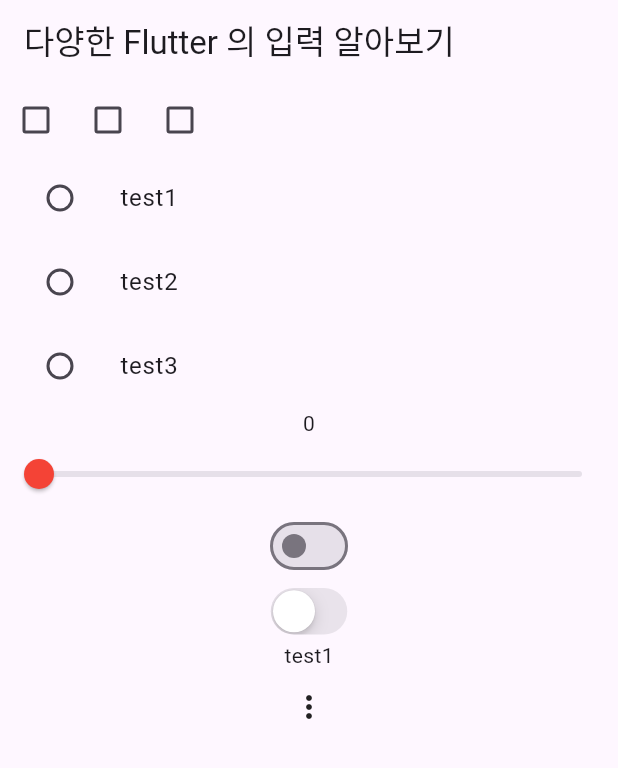
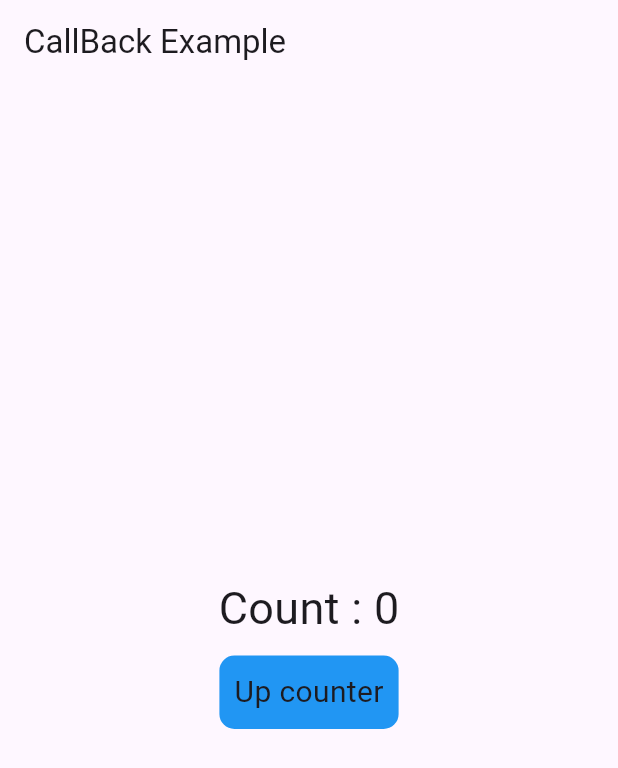
Before and after one commit to HiddenEvent/first_app, a Flutter app: the screen it shows after launch, on a phone screen of 412 x 824 dp. Shown: the top 768 px of the screen. Run offline on Flutter 3.47's test engine with Material 3 defaults, Android fonts, the phone set to English and light mode, and no system bars.

Commit message:
[Callback] VoidCallback 사용

```diff
--- a/lib/main.dart
+++ b/lib/main.dart
@@ -5,7 +5,7 @@ void main() {
   runApp(
     MaterialApp(
       home: Scaffold(
-        appBar: AppBar(title: const Text('다양한 Flutter 의 입력 알아보기')),
+        appBar: AppBar(title: const Text('CallBack Example')),
         body: const Body(),
       ),
     ),
@@ -19,180 +19,64 @@ class Body extends StatelessWidget {
 
   @override
   Widget build(BuildContext context) {
-    return const Column(
-      children: [
-        TestCheckBox(),
-        TestRadioButton(),
-        TestSlider(),
-        TestSwitch(),
-        TestPopupMenu(),
-      ],
-    );
+    return TestWidget();
   }
 }
 
-class TestCheckBox extends StatefulWidget {
-  const TestCheckBox({super.key});
+class TestWidget extends StatefulWidget {
+  const TestWidget({super.key});
 
   @override
-  State<TestCheckBox> createState() => _TestCheckBoxState();
+  State<TestWidget> createState() => _TestWidgetState();
 }
 
-class _TestCheckBoxState extends State<TestCheckBox> {
-  late List<bool> values;
-
-  @override
-  void initState() {
-    super.initState();
-    values = List<bool>.filled(3, false);
-  }
+class _TestWidgetState extends State<TestWidget> {
+  int value = 0;
 
   @override
   Widget build(BuildContext context) {
-    return Row(
+    return Column(
+      mainAxisAlignment: MainAxisAlignment.center,
       children: [
-        Checkbox(value: values[0], onChanged: (value) => changeValue(0, value: value)),
-        Checkbox(value: values[1], onChanged: (value) => changeValue(1, value: value)),
-        Checkbox(value: values[2], onChanged: (value) => changeValue(2, value: value)),
+        Text('Count : $value', style: const TextStyle(fontSize: 30)),
+        TestButton(addCounter),
       ],
     );
   }
 
-  void changeValue(int index, {bool? value = false}) {
-    setState(() {
-      values[index] = value!;
-    });
+  void addCounter() {
+    setState(() => ++value);
   }
 }
 
-class TestRadioButton extends StatefulWidget {
-  const TestRadioButton({super.key});
+class TestButton extends StatelessWidget {
+  final VoidCallback callback;
 
-  @override
-  State<TestRadioButton> createState() => _TestRadioButtonState();
-}
-
-enum TestEnumValue {
-  test1,
-  test2,
-  test3;
-}
-
-class _TestRadioButtonState extends State<TestRadioButton> {
-  TestEnumValue? selectValue;
+  const TestButton(this.callback, {super.key});
 
   @override
   Widget build(BuildContext context) {
-    return Column(
-      children: [
-        ListTile(
-          title: const Text('test1'),
-          leading: Radio<TestEnumValue>(
-            value: TestEnumValue.test1,
-            groupValue: selectValue,
-            onChanged: (value) => setState(() => selectValue = value!),
+    return Container(
+      width: double.infinity,
+      child: GestureDetector(
+        onTap: () {
+          callback.call();
+        },
+        child: Center(
+          child: Container(
+            margin: const EdgeInsets.all(10),
+            padding: const EdgeInsets.all(10),
+            decoration: BoxDecoration(
+              color: Colors.blue,
+              borderRadius: BorderRadius.all(Radius.circular(10)),
+            ),
+            child: Text(
+              'Up counter',
+              style: TextStyle(fontSize: 20),
+            ),
           ),
-          onTap: () => setState(() => selectValue = TestEnumValue.test1),
         ),
-        ListTile(
-          title: const Text('test2'),
-          leading: Radio<TestEnumValue>(
-            value: TestEnumValue.test2,
-            groupValue: selectValue,
-            onChanged: (value) => setState(() => selectValue = value!),
-          ),
-          onTap: () => setState(() => selectValue = TestEnumValue.test2),
-        ),
-        ListTile(
-          title: const Text('test3'),
-          leading: Radio<TestEnumValue>(
-            value: TestEnumValue.test3,
-            groupValue: selectValue,
-            onChanged: (value) => setState(() => selectValue = value!),
-          ),
-          onTap: () => setState(() => selectValue = TestEnumValue.test3),
-        ),
-      ],
+      ),
     );
   }
 }
-
-class TestSlider extends StatefulWidget {
-  const TestSlider({super.key});
-
-  @override
-  State<TestSlider> createState() => _TestSliderState();
-}
-
-class _TestSliderState extends State<TestSlider> {
-  double value = 0;
-
-  @override
-  Widget build(BuildContext context) {
-    return Column(
-      children: [
-        Text('${value.round()}'),
-        Slider(
-          value: value,
-          onChanged: (newValue) => setState(() => value = newValue),
-          divisions: 100,
-          max: 100,
-          min: 0,
-          label: value.round().toString(),
-          activeColor: Colors.red,
-        ),
-      ],
-    );
-  }
-}
-
-class TestSwitch extends StatefulWidget {
-  const TestSwitch({super.key});
-
-  @override
-  State<TestSwitch> createState() => _TestSwitchState();
-}
-
-class _TestSwitchState extends State<TestSwitch> {
-  bool value = false;
-
-  @override
-  Widget build(BuildContext context) {
-    return Column(
-      children: [
-        Switch(value: value, onChanged: (value) => setState(() => this.value = value)),
-        CupertinoSwitch(value: value, onChanged: (value) => setState(() => this.value = value)),
-      ],
-    );
-  }
-}
-
-class TestPopupMenu extends StatefulWidget {
-  const TestPopupMenu({super.key});
-
-  @override
-  State<TestPopupMenu> createState() => _TestPopupMenuState();
-}
-
-class _TestPopupMenuState extends State<TestPopupMenu> {
-  TestEnumValue selectValue = TestEnumValue.test1;
-
-  @override
-  Widget build(BuildContext context) {
-    return Column(
-      children: [
-        Text(selectValue.name),
-        PopupMenuButton(
-          itemBuilder: (context) {
-            return TestEnumValue.values
-                .map(
-                  (value) => PopupMenuItem(value: value, child: Text(value.name)),
-                )
-                .toList();
-          },
-          onSelected: (value) => setState(() => selectValue = value),
-        ),
-      ],
-    );
-  }
-}
```
